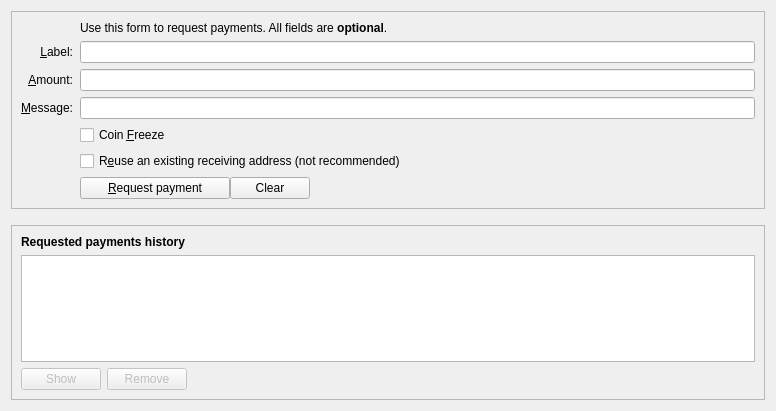
First picture: the form in src/qt/forms/receivecoinsdialog.ui, repository marlengit/BitcoinUnlimited, before the edit.
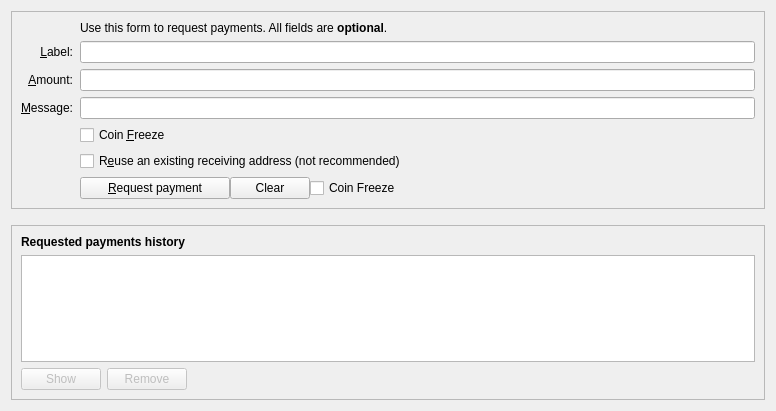
Second picture: the form after the edit. Icons and pictures are not drawn. Custom widgets are drawn as their Qt base class.

Commit message: Add coin freeze dialog.

The edit to the form file:
```diff
--- a/src/qt/forms/receivecoinsdialog.ui
+++ b/src/qt/forms/receivecoinsdialog.ui
@@ -73,6 +73,16 @@
             </property>
            </widget>
           </item>
+          <item>
+           <widget class="QCheckBox" name="freezeCheck">
+            <property name="toolTip">
+             <string>&lt;html&gt;&lt;head/&gt;&lt;body&gt;&lt;p&gt;Coin freezing locks coins to make them temporarily unspendable. &lt;/p&gt;&lt;/body&gt;&lt;/html&gt;</string>
+            </property>
+            <property name="text">
+             <string>Coin Freeze</string>
+            </property>
+           </widget>
+          </item>
           <item>
            <spacer name="horizontalSpacer">
             <property name="orientation">
```
The commit also changes 2 other files.
